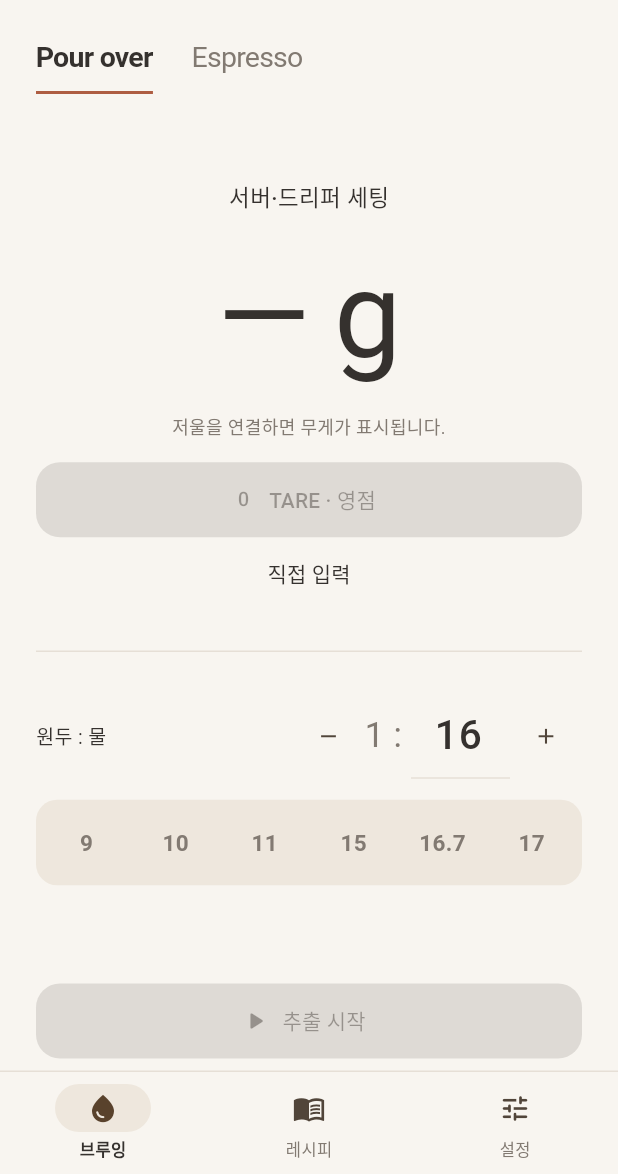
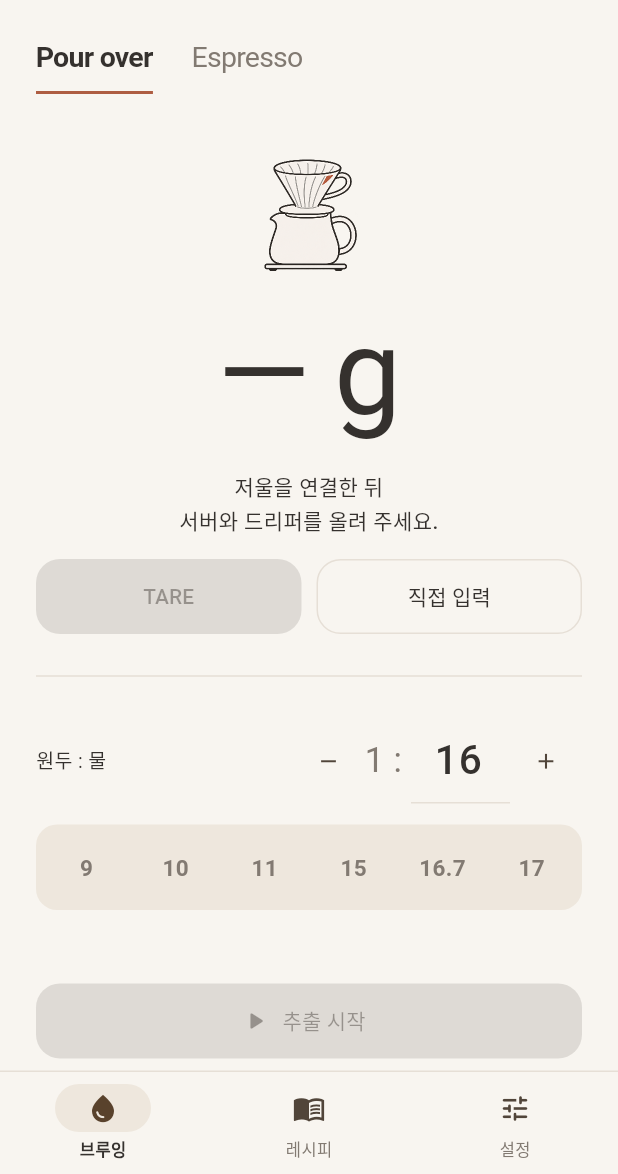
Before and after one commit to gomgoguma/dot-pour, a Flutter app: the screen it shows after launch, after a tap on "이 저울로 시작", on a phone screen of 412 x 824 dp, the part 62-1236 px from its top. Run offline on Flutter 3.47's test engine with Material 3 defaults, Android fonts, the phone set to English and light mode, and no system bars; our stand-ins replace package_info_plus, shared_preferences, wakelock_plus; missing offline and left inert: bluetooth_low_energy, bluetooth_low_energy_platform_interface.

Commit message:
Simplify scale preparation and free space for brewing charts

```diff
--- /dev/null
+++ b/assets/illustrations/generation.txt
@@ -0,0 +1,8 @@
+Generated with the built-in image_gen tool on 2026-11-17.
+Final asset: pour-over-setup.png, transparent background.
+
+Initial prompt
+Use case: illustration-story. Asset type: a small instructional illustration for the Dot Pour coffee scale app's preparation screen. One simple recognizable pour-over setup, straight-on three-quarter view: a conical ribbed ceramic V60-style dripper sitting on the open neck of an empty glass coffee server, the server has a short pouring spout on its left and a rounded handle on its right. Both rest together on a very thin horizontal scale platform. Make the dripper and glass server clearly identifiable at just 100 pixels tall. Flat minimal editorial line illustration, substantial smooth warm charcoal #35312E outlines, 1 small muted terracotta #AE5D42 accent on the dripper, restrained ivory highlights only inside objects. The glass server interior stays transparent. The whole background must be genuinely transparent, including around the illustration, with no ground shadow, no background card and no colored wash. Landscape 4:3 canvas, subject fills 90% of available height, tight balanced margins. No words, numbers, logos, hands, kettle, steam, coffee bean symbols, loose accessories, textured paper, decorative dots, gradients or photographic detail. A practical calm diagram of the equipment to put on the scale.
+
+Final edit prompt
+Edit target: the provided dripper and glass server instructional icon. Preserve all geometry and composition. Make it absolutely clean flat vector-style artwork suitable for rendering at 80px tall. Remove ALL highlights, white patches, speckles and rough halos from the server, especially the streaks inside the left and right sides and the base. Fill the entire inside of the server body with a uniform opaque warm ivory #F8F5F0, no reflections. Preserve the existing smooth charcoal outline and handle shape. Use flat solid ivory fill in the dripper and scale with no shading or gradients. Keep the small terracotta accent. Outside the equipment keep a perfectly transparent background, including handle holes. No texture, highlights, noise or new objects. Clean minimal practical coffee equipment illustration.
--- a/lib/main.dart
+++ b/lib/main.dart
@@ -254,7 +254,7 @@ class _BrewScreenState extends State<BrewScreen> {
             ),
           ),
           bottom:
-              _page == 0
+              _page == 0 && c.setup
                   ? PreferredSize(
                     preferredSize: const Size.fromHeight(52),
                     child: Center(
--- a/lib/ui/weighing_panel.dart
+++ b/lib/ui/weighing_panel.dart
@@ -65,34 +65,32 @@ class WeighingPanel extends StatelessWidget {
     final connected = c.scale?.connected == true;
     final overloaded = !c.demo && c.scale?.reading?.overloaded == true;
     final instruction =
-        !connected && !c.demo
-            ? '저울을 연결하면 무게가 표시됩니다.'
+        busy
+            ? '저울의 영점을 확인하고 있어요.'
+            : !connected && !c.demo
+            ? '저울을 연결한 뒤\n서버와 드리퍼를 올려 주세요.'
             : confirmed != null
-            ? '추출 시작을 누르면 부은 물을 0g부터 기록합니다.'
+            ? '원두량을 확인했어요. 추출을 시작해 주세요.'
             : c.isDoseTared
-            ? '원두를 담고 무게를 확인해 주세요.'
+            ? '원두를 담아 무게를 확인해 주세요.'
             : c.hasSetupWeight
-            ? '영점을 누른 뒤 원두를 담아 주세요.'
-            : '서버와 드리퍼를 올린 뒤 영점을 눌러 주세요.';
+            ? 'TARE를 누른 뒤 원두를 담아 주세요.'
+            : '서버와 드리퍼를 올리고\nTARE를 눌러 주세요.';
     return Container(
       key: const Key('weighing-panel'),
       padding: const EdgeInsets.symmetric(vertical: 16),
       child: Column(
         children: [
-          Wrap(
-            alignment: WrapAlignment.center,
-            crossAxisAlignment: WrapCrossAlignment.center,
-            spacing: 8,
+          Stack(
+            alignment: Alignment.topRight,
             children: [
-              Text(
-                busy
-                    ? '영점 확인 중'
-                    : isWeighing
-                    ? '원두량 확인'
-                    : '서버·드리퍼 세팅',
-                style: const TextStyle(
-                  fontSize: 15,
-                  fontWeight: FontWeight.w500,
+              Center(
+                child: Image.asset(
+                  'assets/illustrations/pour-over-setup.png',
+                  height: 78,
+                  cacheHeight: 234,
+                  filterQuality: FilterQuality.high,
+                  semanticLabel: '저울 위에 놓인 서버와 드리퍼',
                 ),
               ),
               if (isWeighing)
@@ -104,7 +102,7 @@ class WeighingPanel extends StatelessWidget {
                 ),
             ],
           ),
-          const SizedBox(height: 10),
+          const SizedBox(height: 8),
           FittedBox(
             child: Text(
               overloaded ? '용량 초과' : '${grams?.toStringAsFixed(1) ?? '—'} g',
@@ -144,8 +142,14 @@ class WeighingPanel extends StatelessWidget {
           if (suggested == null)
             Text(
               instruction,
+              key: const Key('weighing-instruction'),
               textAlign: TextAlign.center,
-              style: const TextStyle(color: muted, fontSize: 12, height: 1.5),
+              style: const TextStyle(
+                color: ink,
+                fontSize: 14,
+                fontWeight: FontWeight.w500,
+                height: 1.6,
+              ),
             ),
           if (dose != null && c.validateDose(dose) == null) ...[
             const SizedBox(height: 8),
@@ -182,41 +186,29 @@ class WeighingPanel extends StatelessWidget {
             ),
           ],
           const SizedBox(height: 14),
-          if (!isWeighing)
-            SizedBox(
-              width: double.infinity,
-              child: FilledButton.icon(
+          Row(
+            children: [
+              Expanded(
+                child: FilledButton(
                   key: const Key('tare'),
                   onPressed: c.canTare ? c.tare : null,
-                icon: const Icon(Icons.exposure_zero_rounded),
                   style: FilledButton.styleFrom(
                     backgroundColor: mint,
                     foregroundColor: ink,
                   ),
-                label: const Text('TARE · 영점'),
+                  child: const Text('TARE'),
                 ),
               ),
-          Wrap(
-            alignment: WrapAlignment.center,
-            crossAxisAlignment: WrapCrossAlignment.center,
-            spacing: 8,
-            children: [
-              if (isWeighing)
-                OutlinedButton.icon(
-                  key: const Key('tare'),
-                  onPressed: c.canTare ? c.tare : null,
-                  icon: const Icon(Icons.exposure_zero_rounded),
-                  label: const Text('TARE · 영점'),
-                ),
-              TextButton(
+              const SizedBox(width: 10),
+              Expanded(
+                child: OutlinedButton(
                   key: const Key('manual-dose'),
                   onPressed: busy ? null : () => _editDose(context),
+                  style: OutlinedButton.styleFrom(
+                    minimumSize: const Size(0, 50),
+                  ),
                   child: const Text('직접 입력'),
                 ),
-              if (confirmed != null)
-                TextButton(
-                  onPressed: busy ? null : () => c.setDose(null),
-                  child: const Text('저울로 계량'),
               ),
             ],
           ),
--- a/pubspec.yaml
+++ b/pubspec.yaml
@@ -16,7 +16,7 @@ publish_to: 'none' # Remove this line if you wish to publish to pub.dev
 # https://developer.apple.com/library/archive/documentation/General/Reference/InfoPlistKeyReference/Articles/CoreFoundationKeys.html
 # In Windows, build-name is used as the major, minor, and patch parts
 # of the product and file versions while build-number is used as the build suffix.
-version: 0.4.13+18
+version: 0.4.14+19
 
 environment:
   sdk: ^3.7.2
@@ -69,6 +69,7 @@ flutter:
   uses-material-design: true
   assets:
     - assets/brand/dot-pour-drops.png
+    - assets/illustrations/pour-over-setup.png
 
   # To add assets to your application, add an assets section, like this:
   # assets:
```
Also changed, not shown: assets/illustrations/pour-over-setup.png (added), 3 other files. Lines whose indentation alone changed are shown as unchanged.
